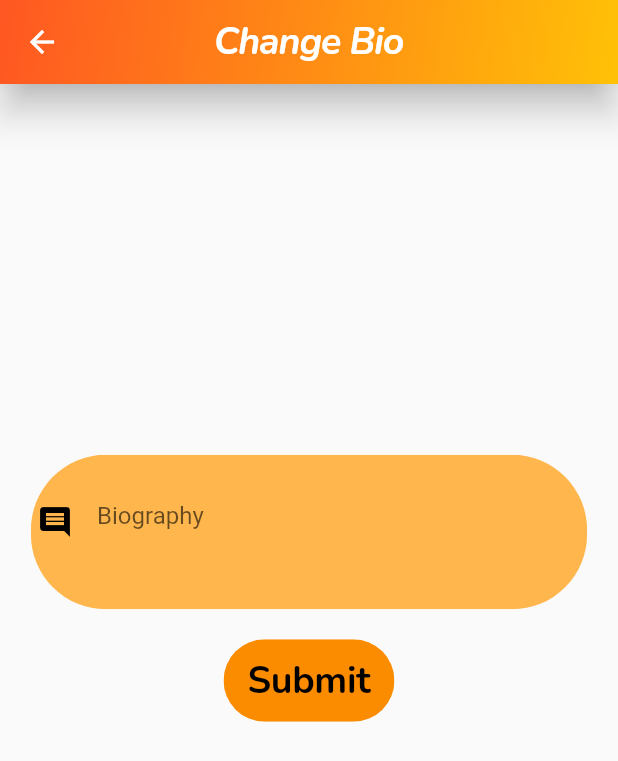
After one commit to sancaktaroglu/CS310, a Flutter app: the ChangeBio screen opened by its route, on a phone screen of 412 x 824 dp. The commit adds this screen. Shown: the top 761 px of the screen. Run offline on Flutter 3.47's test engine with Material 2 defaults, Android fonts, the phone set to English and light mode, and no system bars; our stand-ins replace cloud_firestore, firebase_analytics, firebase_auth, firebase_core, firebase_crashlytics, firebase_storage and 10 more; missing offline and left inert: dart:ffi, flutter_facebook_auth; accounts and stored records are empty; network calls fail.

Commit message:
bio değiştirme

```diff
--- a/lib/main.dart
+++ b/lib/main.dart
@@ -6,6 +6,7 @@ import 'package:untitled2/services/google_sign_in.dart';
 import 'package:untitled2/ui/Dm.dart';
 import 'package:untitled2/ui/OnBoarding.dart';
 import 'package:untitled2/ui/add_comment.dart';
+import 'package:untitled2/ui/change_bio.dart';
 //import 'package:untitled2/ui/post_card.dart';
 import 'package:untitled2/ui/change_password.dart';
 import 'package:untitled2/ui/choose_location.dart';
@@ -62,6 +63,7 @@ class Annotation extends StatelessWidget {
           CreatePostPhoto.routeName: (context) => const CreatePostPhoto(),
           EditPost.routeName: (context) => const EditPost(),
           Dm.routeName: (context) => const Dm(),
+          ChangeBio.routeName: (context) => const ChangeBio(),
 
 
         },
--- /dev/null
+++ b/lib/ui/change_bio.dart
@@ -0,0 +1,116 @@
+import 'package:cloud_firestore/cloud_firestore.dart';
+import 'package:firebase_auth/firebase_auth.dart';
+import 'package:flutter/material.dart';
+import 'package:untitled2/classes/notif_card.dart';
+import 'package:untitled2/model/notif.dart';
+import 'package:untitled2/util/colors.dart';
+import 'package:untitled2/util/appBar.dart';
+import 'package:untitled2/util/dimen.dart';
+import 'package:untitled2/ui/profile.dart';
+import 'package:untitled2/ui/profile_edit.dart';
+import 'package:untitled2/ui/explore_screen.dart';
+import 'package:untitled2/ui/feedPage.dart';
+
+import '../model/Posts.dart';
+import '../util/styles.dart';
+
+class ChangeBio extends StatefulWidget {
+  const ChangeBio({Key? key}) : super(key: key);
+
+
+  @override
+  State<ChangeBio> createState() => _ChangeBioState();
+
+  static const String routeName = "/changeBio";
+}
+
+class _ChangeBioState extends State<ChangeBio> {
+
+  final _formKey = GlobalKey<FormState>();
+  String bioDone = "";
+  final user = FirebaseAuth.instance.currentUser!;
+  final CollectionReference userCollection = FirebaseFirestore.instance.collection('Users');
+  Future<void> changeBio(String bio) async{
+    //DocumentSnapshot snapshot = await userCollection.doc(user.uid).get();
+    userCollection.doc(user.uid).update({
+      "bio": bio,
+    });
+    Navigator.pushNamedAndRemoveUntil(context, Profile.routeName, (route) => false);
+  }
+  @override
+  Widget build(BuildContext context) {
+    return Scaffold(
+      appBar: welcomeBar("Change Bio"),
+      body: Form(
+        key: _formKey,
+        child: Column(
+          children: <Widget>[
+            SingleChildScrollView(),
+            SizedBox(height: SizeConfig.screenHeight*0.3),
+            Container(
+                height: SizeConfig.screenHeight/8,
+                margin: EdgeInsets.symmetric(horizontal: SizeConfig.blockSizeHorizontal*5,),
+                child: ClipRRect(
+                  borderRadius: BorderRadius.circular(50),
+                  child: Container(
+                    color: AppColors.inputColor,
+                    padding: EdgeInsets.all(SizeConfig.blockSizeHorizontal),
+                    child: TextFormField(
+                      maxLines: 3,
+                      cursorColor: AppColors.textColor,
+                      decoration: const InputDecoration(
+                        icon: Icon(
+                          Icons.comment,
+                          color: AppColors.textColor,
+                        ),
+                        hintText: "Biography",
+                        hintStyle: TextStyle(
+                          height: 2.4,
+                        ),
+                        border: InputBorder.none,
+
+                      ),
+
+
+                      onSaved: (value) {
+                        bioDone = value ?? '';
+
+                      },
+                    ),
+                  ),
+                )
+            ),
+            SizedBox(height: 0,),
+            Container(
+              height: SizeConfig.screenHeight/15,
+              margin: EdgeInsets.symmetric(horizontal: SizeConfig.blockSizeHorizontal*10,vertical: 20),
+              child: ClipRRect(
+                  borderRadius: BorderRadius.circular(80),
+                  child: FlatButton(
+                    color: AppColors.buttonColor,
+                    onPressed: () {
+                      if (_formKey.currentState!.validate()) {
+                        print(bioDone);
+                        _formKey.currentState!.save();
+                        changeBio(bioDone);
+                      }
+
+
+                    },
+                    child: Text("Submit",
+                      style: welcomeButtonTextStyle,),
+                  )
+
+
+              ),
+            ),
+
+
+
+          ],
+        ),
+      ),
+
+    );
+  }
+}
```
Also changed, not shown: lib/ui/other_profile.dart (+58 -0 lines), lib/ui/profile.dart (+8 -0 lines), lib/ui/profile_edit.dart (+3 -4 lines).
